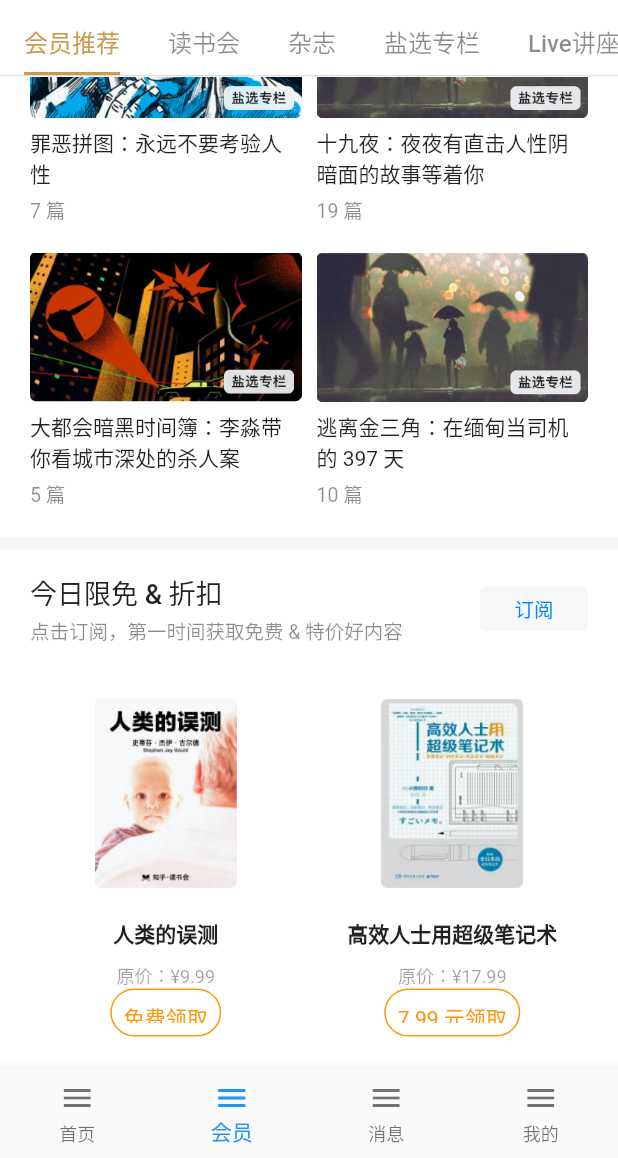
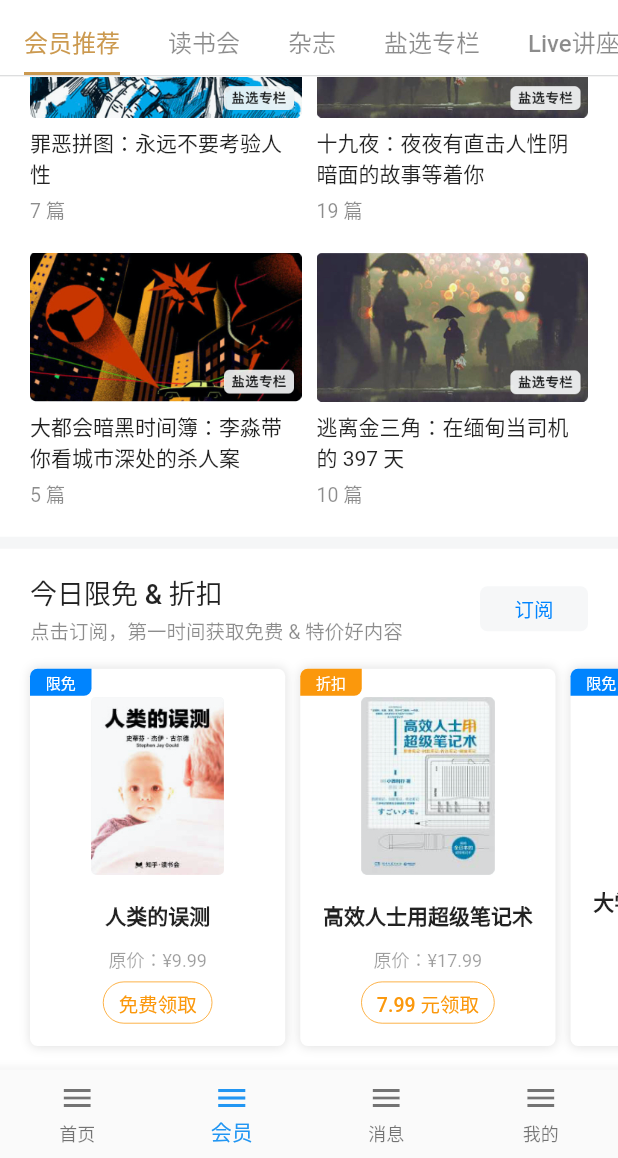
Before and after one commit to huangrui1226/zhihu, a Flutter app: the screen it shows after launch, item 2 of the bottom bar chosen, scrolled down 897 dp, on a phone screen of 412 x 824 dp, the part 78-1236 px from its top. Run offline on Flutter 3.47's test engine with Material 2 defaults, Android fonts, the phone set to English and light mode, and no system bars; our stand-ins replace pull_to_refresh.

Commit message:
会员，会员推荐，今日限免 UI

```diff
--- a/lib/page/member_page/member_recommand_view.dart
+++ b/lib/page/member_page/member_recommand_view.dart
@@ -336,11 +336,11 @@ class _DiscountTodayView extends StatelessWidget {
     double height = width / ratio;
 
     return Container(
-      padding: EdgeInsets.symmetric(horizontal: _margin, vertical: 16),
+      padding: EdgeInsets.only(top: 16),
       child: Column(
         children: <Widget>[
           Container(
-            margin: EdgeInsets.only(bottom: 16),
+            padding: EdgeInsets.only(left: _margin, right: _margin),
             child: Row(
               children: <Widget>[
                 Expanded(
@@ -390,8 +390,9 @@ class _DiscountTodayView extends StatelessWidget {
             ),
           ),
           Container(
-            height: height,
+            height: height + 16,
             child: GridView(
+              padding: EdgeInsets.symmetric(vertical: 16, horizontal: _margin),
               scrollDirection: Axis.horizontal,
               gridDelegate: SliverGridDelegateWithFixedCrossAxisCount(
                 crossAxisCount: 1,
@@ -412,6 +413,17 @@ class _DiscountTodayView extends StatelessWidget {
 
   Widget _cellView(_DiscountModel model) {
     return Container(
+      decoration: BoxDecoration(
+        color: Colors.white,
+        borderRadius: BorderRadius.circular(5),
+        boxShadow: [
+          BoxShadow(
+            color: Color(0x1F000000),
+            offset: Offset(0, 0),
+            blurRadius: 5,
+          ),
+        ],
+      ),
       child: Stack(
         children: <Widget>[
           Container(
@@ -437,21 +449,26 @@ class _DiscountTodayView extends StatelessWidget {
                   ),
                 ),
                 Expanded(
-                  flex: 244,
+                  flex: 152,
                   child: Container(
                     child: Column(
                       children: <Widget>[
                         Container(
-                          margin: EdgeInsets.only(top: 20),
+                          height: 40,
+                          margin: EdgeInsets.only(top: 7.5, left: 13, right: 13),
+                          child: Center(
                             child: Text(
                               model.title,
                               style: TextStyle(
                                 fontWeight: FontWeight.w600,
                               ),
+                              textAlign: TextAlign.center,
+                              maxLines: 2,
                             ),
                           ),
-                        Container(
-                          margin: EdgeInsets.only(top: 8),
+                        ),
+                        Expanded(
+                          child: Container(
                             child: Text(
                               '原价：¥${model.originalPrice}',
                               style: TextStyle(
@@ -460,28 +477,82 @@ class _DiscountTodayView extends StatelessWidget {
                               ),
                             ),
                           ),
-                        Container(
-                          height: 32,
-                          padding: EdgeInsets.all(8),
-                          decoration: BoxDecoration(
-                            border: Border.all(color: Color.fromARGB(255, 251, 152, 12), width: 1),
-                            borderRadius: BorderRadius.circular(20),
-                          ),
-                          child: Text(
-                            model.currentPrice == 0 ? '免费领取' : '${model.currentPrice} 元领取',
-                            style: TextStyle(
-                              color: Color.fromARGB(255, 251, 152, 12),
-                            ),
-                          ),
                         ),
                       ],
                     ),
                   ),
                 ),
+                Expanded(
+                  flex: 60,
+                  child: Container(
+                    height: 30,
+                    padding: EdgeInsets.symmetric(vertical: 5, horizontal: 10),
+                    decoration: BoxDecoration(
+                      border: Border.all(color: Color.fromARGB(255, 251, 152, 12), width: 0.5),
+                      borderRadius: BorderRadius.circular(15),
+                    ),
+                    child: Text(
+                      model.currentPrice == 0 ? '免费领取' : '${model.currentPrice} 元领取',
+                      textAlign: TextAlign.center,
+                      style: TextStyle(
+                        color: Color.fromARGB(255, 251, 152, 12),
+                        fontSize: 13,
+                        fontWeight: FontWeight.w500,
+                      ),
+                    ),
+                  ),
+                ),
+                Expanded(flex: 32, child: Container()),
               ],
             ),
           ),
-          Container(),
+          () {
+            if (model.currentPrice == model.originalPrice) {
+              return Container();
+            } else if (model.currentPrice == 0) {
+              // 限免
+              return Positioned(
+                width: 41,
+                height: 18,
+                top: 0,
+                left: 0,
+                child: Container(
+                  decoration: BoxDecoration(
+                    color: Color.fromRGBO(0, 132, 254, 1.0),
+                    borderRadius: BorderRadius.only(topLeft: Radius.circular(5), bottomRight: Radius.circular(5)),
+                  ),
+                  child: Center(
+                    child: Text('限免',
+                    style: TextStyle(
+                      color: Colors.white,
+                      fontSize: 10,
+                    ),),
+                  ),
+                ),
+              );
+            } else {
+              // 折扣
+              return Positioned(
+                width: 41,
+                height: 18,
+                top: 0,
+                left: 0,
+                child: Container(
+                  decoration: BoxDecoration(
+                    color: Color.fromRGBO(251, 152, 12, 1.0),
+                    borderRadius: BorderRadius.only(topLeft: Radius.circular(5), bottomRight: Radius.circular(5)),
+                  ),
+                  child: Center(
+                    child: Text('折扣',
+                      style: TextStyle(
+                        color: Colors.white,
+                        fontSize: 10,
+                      ),),
+                  ),
+                ),
+              );
+            }
+          }(),
         ],
       ),
     );
```
Lines whose indentation alone changed are shown as unchanged.
